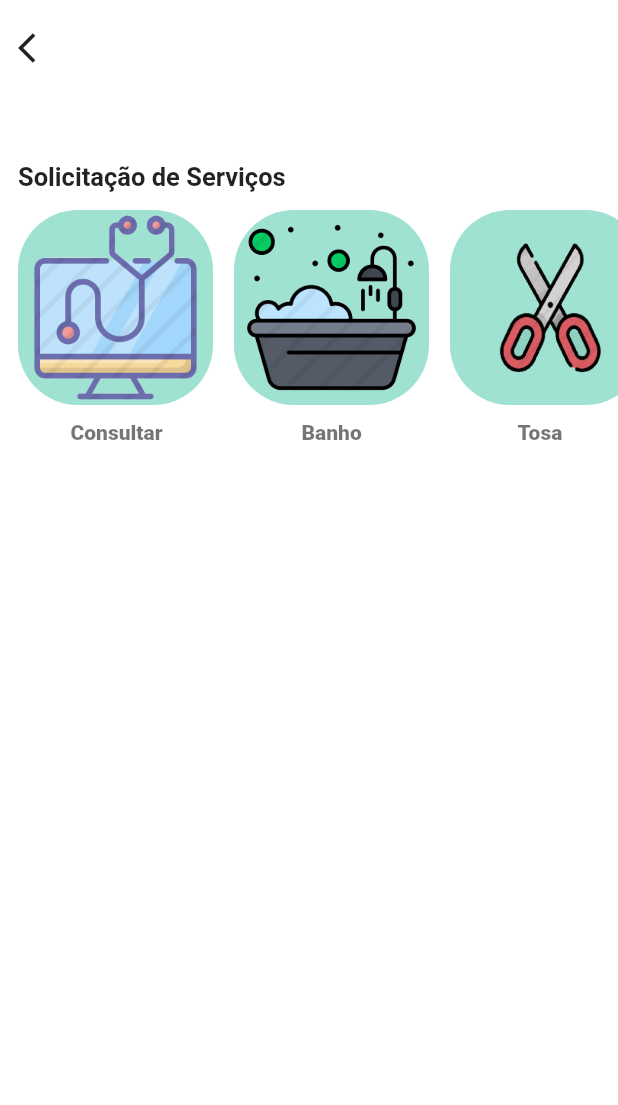
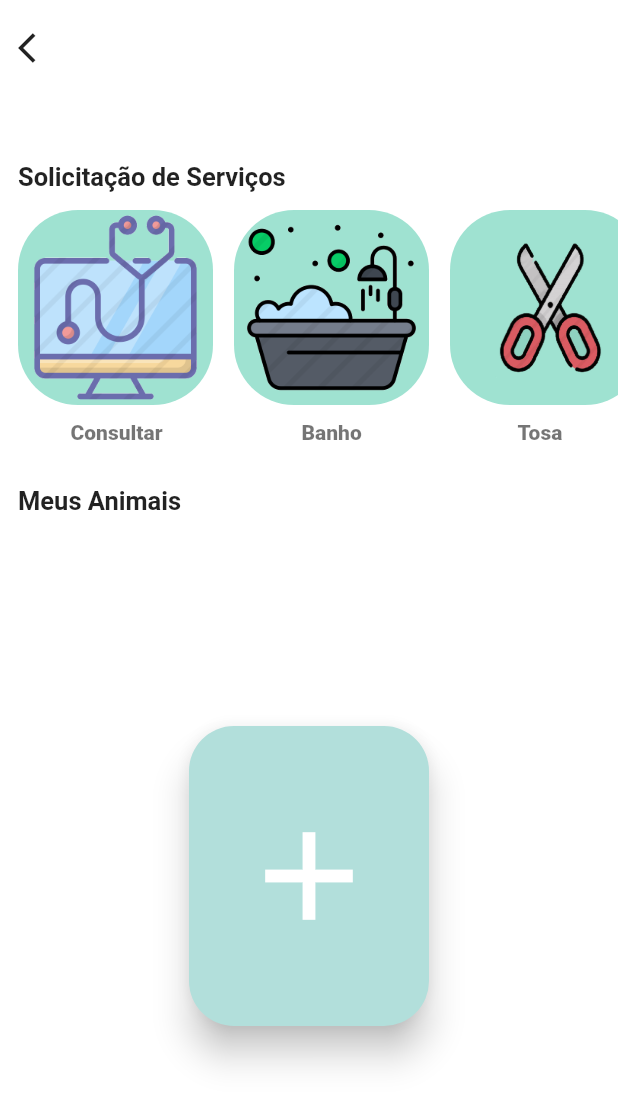
Before and after one commit to eliseudr/PetSmart, a Flutter app: the HomeTela screen opened directly, on a phone screen of 412 x 824 dp. Shown: the top 1105 px of the screen. Run offline on Flutter 3.47's test engine with Material 2 defaults, Android fonts, the phone set to English and light mode, and no system bars.

Commit message:
Botao Insirir meus animais adicionado

```diff
--- a/pet_smart/lib/home_screen.dart
+++ b/pet_smart/lib/home_screen.dart
@@ -25,7 +25,7 @@ class _HomeTelaState extends State<HomeTela> {
       ),
     );
   }
-
+  //Text Serviços
   _buildServicos(){
     return Container(
         padding: EdgeInsets.only(top: 12, left: 12),
@@ -40,7 +40,6 @@ class _HomeTelaState extends State<HomeTela> {
 
     );
   }
-
   //LISTA DE SERVIÇOS (COSULTA, BANHO, TOSA.. ETC)
   _buildListServicos(){
     return Padding(
@@ -102,6 +101,44 @@ class _HomeTelaState extends State<HomeTela> {
       ),
     );
   }
+  //Text Meus animais
+  _buildMeusPets(){
+    return Container(
+      padding: EdgeInsets.only(top: 12, left: 12),
+      alignment: Alignment.topLeft,
+      child: Column(
+        children: <Widget>[
+          Text('Meus Animais',
+            style: TextStyle(fontWeight: FontWeight.bold, fontSize: 17),
+          ),
+        ],
+      ),
+
+    );
+  }
+  //Botao Inserir animais
+  _buildBtnInserirAnimais(){
+    return Container(
+      child: RaisedButton(
+        elevation: 10,
+        child: Column(
+          children: <Widget>[
+            Icon(Icons.add, size: 100,),
+          ],
+        ),
+        shape: RoundedRectangleBorder(
+          borderRadius: BorderRadius.circular(30),
+        ),
+        padding: const EdgeInsets.symmetric(vertical: 50, horizontal: 30),
+        color: Colors.teal.shade100,
+        textColor: Colors.white,
+        onPressed: (){
+          //todo formInserirAnimal
+        },
+      ),
+    );
+  }
+
 
   @override
   Widget build(BuildContext context) {
@@ -119,12 +156,15 @@ class _HomeTelaState extends State<HomeTela> {
               _buildServicos(),
               SizedBox(height: 12,),
               _buildListServicos(),
+              SizedBox(height: 12,),
+              _buildMeusPets(),
+
               Expanded(
                 child: Column(
                   mainAxisAlignment: MainAxisAlignment.center,
-                  crossAxisAlignment: CrossAxisAlignment.center,
+                  crossAxisAlignment: CrossAxisAlignment.start,
                   children: <Widget>[
-                    // _buildServicos(),
+                    _buildBtnInserirAnimais(),
                     //todo campos meus pets
                   ],
                 ),
--- a/pet_smart/lib/registro_screen.dart
+++ b/pet_smart/lib/registro_screen.dart
@@ -175,7 +175,8 @@ class _RegistroTelaState extends State<RegistroTela> {
   }
 
   _buildBtnFinalizar(){
-    return RaisedButton(child: Text('Finalizar', style: TextStyle(fontSize: 18),),
+    return RaisedButton(
+      child: Text('Finalizar', style: TextStyle(fontSize: 18),),
       shape: RoundedRectangleBorder(
         borderRadius: BorderRadius.circular(80),
       ),
```
